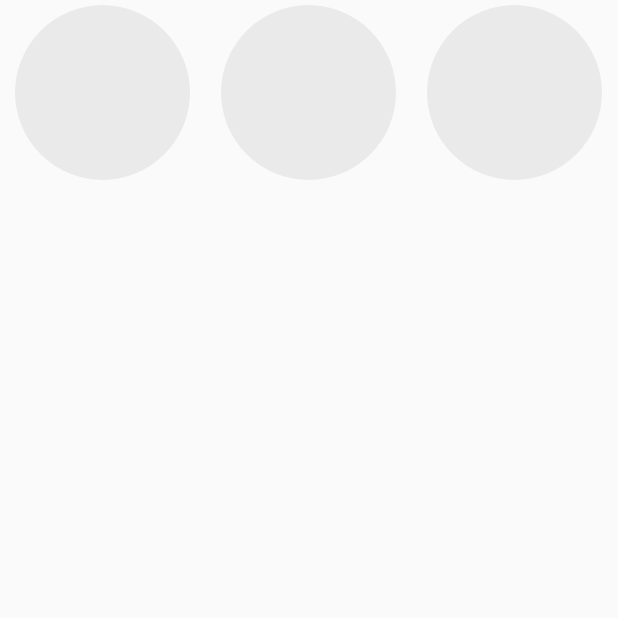
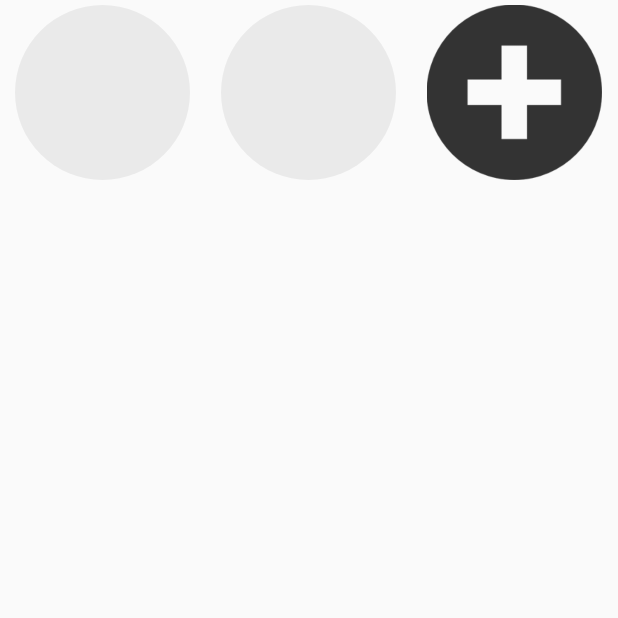
Before and after one commit to EricDAvila/TurnTracker, an Android app: the screen it shows after launch (MainActivity), on a phone screen of 412 x 824 dp, the top half of it. Run offline under Robolectric (Android 15) with nearby library versions, the phone set to English and light mode, and no system bars.

Commit message:
Added plus sign and its implementation.

```diff
--- a/mobile/src/main/java/com/turntracker/lane/turntracker/MainActivity.java
+++ b/mobile/src/main/java/com/turntracker/lane/turntracker/MainActivity.java
@@ -10,7 +10,6 @@ import android.widget.AdapterView.OnItemClickListener;
 import android.widget.BaseAdapter;
 import android.widget.GridView;
 import android.widget.ImageView;
-import android.widget.Toast;
 
 public class MainActivity extends Activity{
     Integer[] imageIDs = new Integer[9];
@@ -35,17 +34,17 @@ public void redraw(){
                     visibilityTracker++;
                     fillDrawableArray(visibilityTracker);
                     redraw();
-                    Toast.makeText(getBaseContext(),
-                            "pic" + (position + 1) + " selected",
-                            Toast.LENGTH_SHORT).show();
                 }
         }
     });
     }
 
     public void fillDrawableArray(int drawTo) {
+        drawTo--;
         for (int i = 0; i != drawTo; i++)
             imageIDs[i] = R.drawable.circle;
+        imageIDs[drawTo] = R.drawable.plus;
+        drawTo++;
         while (drawTo != 9){
             imageIDs[drawTo] = R.drawable.blank;
             drawTo++;
--- /dev/null
+++ b/mobile/src/main/res/drawable/plus.xml
@@ -0,0 +1,8 @@
+<?xml version="1.0" encoding="utf-8"?>
+<layer-list xmlns:android="http://schemas.android.com/apk/res/android" >
+    <item android:drawable="@drawable/plus2">
+<shape xmlns:android="http://schemas.android.com/apk/res/android" android:shape="oval" >
+    <solid android:color="#10000000" />
+</shape>
+    </item>
+        </layer-list>
--- a/mobile/src/main/res/layout/activity_main.xml
+++ b/mobile/src/main/res/layout/activity_main.xml
@@ -1,4 +1,5 @@
 <?xml version="1.0" encoding="utf-8"?>
+
 <GridView xmlns:android="http://schemas.android.com/apk/res/android"
     android:id="@+id/gridView1"
     android:numColumns="3"
--- a/mobile/src/main/res/layout/tokens.xml
+++ b/mobile/src/main/res/layout/tokens.xml
@@ -2,6 +2,9 @@
         android:orientation="horizontal"
         android:layout_width="500dp"
         android:layout_height="100dp">
-
+        <ImageView
+            android:layout_width="300px"
+            android:layout_height="300px"
+            android:src="@drawable/can"/>
 
     </RelativeLayout>
```
Also changed, not shown: mobile/src/main/res/drawable/can.png (added), mobile/src/main/res/drawable/plus2.png (added).
